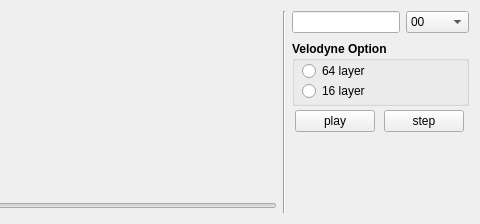
Old version of the form src/MainWindow.ui in the repository youngsikshin/kitti_player; both pictures show x 290 to 770 and y 0 to 224 of the 770 by 224 pixel window.
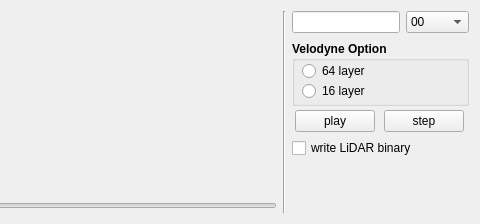
New version of the form.

Diff of the .ui file:
```diff
--- a/src/MainWindow.ui
+++ b/src/MainWindow.ui
@@ -369,6 +369,13 @@
             </item>
            </layout>
           </item>
+          <item>
+           <widget class="QCheckBox" name="checkBoxBinary">
+            <property name="text">
+             <string>write LiDAR binary</string>
+            </property>
+           </widget>
+          </item>
           <item>
            <spacer name="verticalSpacer">
             <property name="orientation">
```
